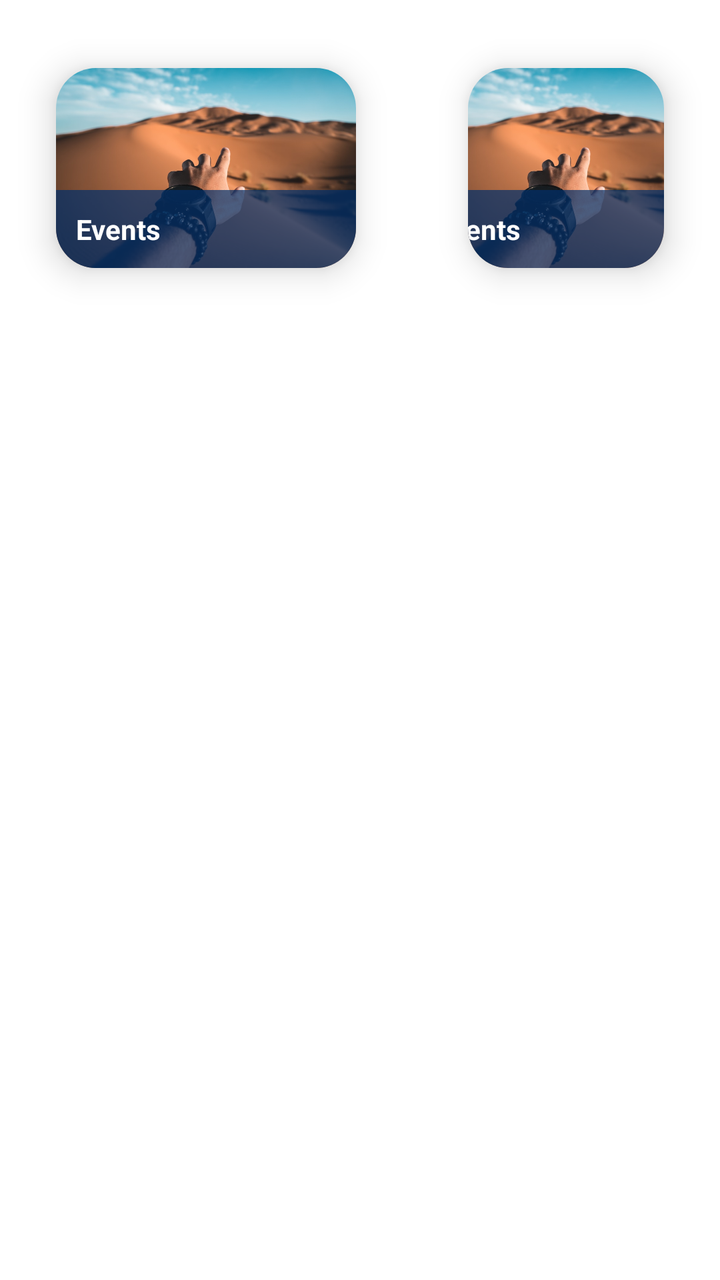
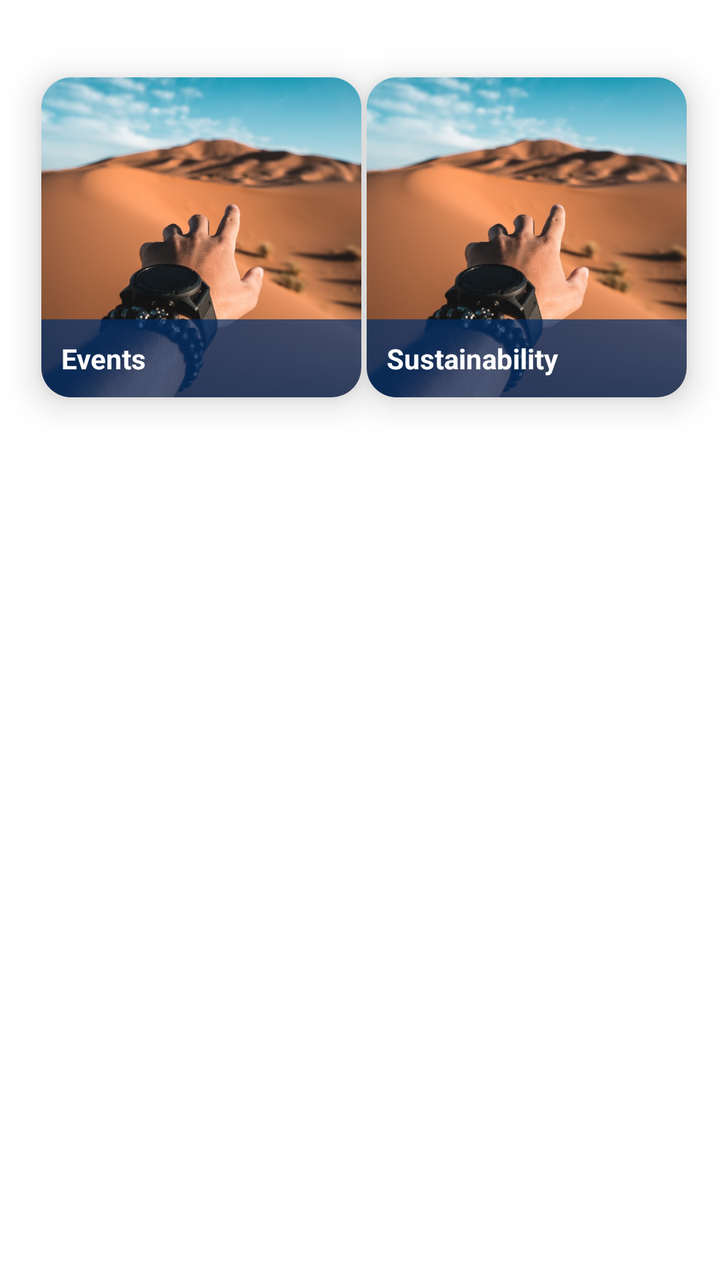

Two renders of the same Android screen: before a commit and after it. Below are the layout's source before the change and the commit's diff.
<!-- AndroidManifest.xml: application theme Theme.CampusGuidebookTemplate -->
<!-- res/layout/fragment_home.xml -->
<?xml version="1.0" encoding="utf-8"?>
<LinearLayout xmlns:android="http://schemas.android.com/apk/res/android"
    xmlns:app="http://schemas.android.com/apk/res-auto"
    xmlns:tools="http://schemas.android.com/tools"
    android:layout_width="match_parent"
    android:layout_height="match_parent"
    tools:context=".ui.home.HomeFragment">

    <androidx.cardview.widget.CardView
        android:layout_width="wrap_content"
        android:layout_height="wrap_content"
        app:cardElevation="10dp"
        app:cardCornerRadius="20dp"
        android:layout_margin="10dp"
        app:cardBackgroundColor="@color/white"
        app:cardMaxElevation="12dp"
        app:cardPreventCornerOverlap="true"
        app:cardUseCompatPadding="true">
            <ImageView
                android:layout_width="150dp"
                android:layout_height="100dp"
                android:src="@drawable/img"
                android:layout_gravity="center"/>

        <TextView
            android:layout_width="150dp"
            android:layout_height="wrap_content"
            android:layout_gravity="bottom|center_horizontal"
            android:background="#B3002F6C"
            android:padding="10dp"
            android:text="Events"
            android:textColor="@color/white"
            android:textStyle="bold" />
    </androidx.cardview.widget.CardView>
    <androidx.cardview.widget.CardView
        android:layout_width="wrap_content"
        android:layout_height="wrap_content"
        app:cardElevation="10dp"
        app:cardCornerRadius="20dp"
        android:layout_margin="10dp"
        app:cardBackgroundColor="@color/white"
        app:cardMaxElevation="12dp"
        app:cardPreventCornerOverlap="true"
        app:cardUseCompatPadding="true">
        <ImageView
            android:layout_width="150dp"
            android:layout_height="100dp"
            android:src="@drawable/img"
            android:layout_gravity="center"/>

        <TextView
            android:layout_width="150dp"
            android:layout_height="wrap_content"
            android:layout_gravity="bottom|center_horizontal"
            android:background="#B3002F6C"
            android:padding="10dp"
            android:text="Events"
            android:textColor="@color/white"
            android:textStyle="bold" />
    </androidx.cardview.widget.CardView>
</LinearLayout>
<!-- resources referenced by this layout -->
<resources>
  <color name="white">#FFFFFFFF</color>
  <!-- drawable img: png bitmap (drawable-v24, 662132 bytes) -->
  <style name="Theme.CampusGuidebookTemplate" parent="Theme.MaterialComponents.DayNight.DarkActionBar">
          
          <item name="colorPrimary">@color/purple_500</item>
          <item name="colorPrimaryVariant">@color/purple_700</item>
          <item name="colorOnPrimary">@color/white</item>
          
          <item name="colorSecondary">@color/teal_200</item>
          <item name="colorSecondaryVariant">@color/teal_700</item>
          <item name="colorOnSecondary">@color/black</item>
          
          <item name="android:statusBarColor" tools:targetApi="l">?attr/colorPrimaryVariant</item>
          
      </style>
  <color name="purple_500">#FF6200EE</color>
  <color name="purple_700">#FF3700B3</color>
  <color name="teal_200">#FF03DAC5</color>
  <color name="teal_700">#FF018786</color>
  <color name="black">#FF000000</color>
</resources>

<!-- the commit's change to res/layout/fragment_home.xml (unified diff, before → after) -->
@@ -6,56 +6,74 @@
     android:layout_height="match_parent"
     tools:context=".ui.home.HomeFragment">
 
-    <androidx.cardview.widget.CardView
-        android:layout_width="wrap_content"
-        android:layout_height="wrap_content"
-        app:cardElevation="10dp"
-        app:cardCornerRadius="20dp"
-        android:layout_margin="10dp"
-        app:cardBackgroundColor="@color/white"
-        app:cardMaxElevation="12dp"
-        app:cardPreventCornerOverlap="true"
-        app:cardUseCompatPadding="true">
+    <androidx.constraintlayout.widget.ConstraintLayout
+        android:layout_width="match_parent"
+        android:layout_height="match_parent">
+
+        <androidx.cardview.widget.CardView
+            android:id="@+id/cardView6"
+            android:layout_width="wrap_content"
+            android:layout_height="wrap_content"
+            android:layout_marginStart="4dp"
+            android:layout_marginTop="16dp"
+            app:cardBackgroundColor="@color/white"
+            app:cardCornerRadius="15dp"
+            app:cardElevation="10dp"
+            app:cardMaxElevation="12dp"
+            app:cardPreventCornerOverlap="true"
+            app:cardUseCompatPadding="true"
+            app:layout_constraintStart_toStartOf="parent"
+            app:layout_constraintTop_toTopOf="parent">
+
             <ImageView
-                android:layout_width="150dp"
-                android:layout_height="100dp"
-                android:src="@drawable/img"
-                android:layout_gravity="center"/>
+                android:layout_width="160dp"
+                android:layout_height="160dp"
+                android:layout_gravity="center"
+                android:scaleType="centerCrop"
+                android:src="@drawable/img" />
 
-        <TextView
-            android:layout_width="150dp"
+            <TextView
+                android:layout_width="160dp"
+                android:layout_height="wrap_content"
+                android:layout_gravity="bottom|center_horizontal"
+                android:background="#B3002F6C"
+                android:padding="10dp"
+                android:text="Events"
+                android:textColor="@color/white"
+                android:textStyle="bold" />
+        </androidx.cardview.widget.CardView>
+
+        <androidx.cardview.widget.CardView
+            android:id="@+id/cardView5"
+            android:layout_width="wrap_content"
             android:layout_height="wrap_content"
-            android:layout_gravity="bottom|center_horizontal"
-            android:background="#B3002F6C"
-            android:padding="10dp"
-            android:text="Events"
-            android:textColor="@color/white"
-            android:textStyle="bold" />
-    </androidx.cardview.widget.CardView>
-    <androidx.cardview.widget.CardView
-        android:layout_width="wrap_content"
-        android:layout_height="wrap_content"
-        app:cardElevation="10dp"
-        app:cardCornerRadius="20dp"
-        android:layout_margin="10dp"
-        app:cardBackgroundColor="@color/white"
-        app:cardMaxElevation="12dp"
-        app:cardPreventCornerOverlap="true"
-        app:cardUseCompatPadding="true">
-        <ImageView
-            android:layout_width="150dp"
-            android:layout_height="100dp"
-            android:src="@drawable/img"
-            android:layout_gravity="center"/>
+            app:cardBackgroundColor="@color/white"
+            app:cardCornerRadius="15dp"
+            app:cardElevation="10dp"
+            app:cardMaxElevation="12dp"
+            app:cardPreventCornerOverlap="true"
+            app:cardUseCompatPadding="true"
+            app:layout_constraintEnd_toEndOf="parent"
+            app:layout_constraintHorizontal_bias="1.0"
+            app:layout_constraintStart_toEndOf="@+id/cardView6"
+            app:layout_constraintTop_toTopOf="@+id/cardView6">
 
-        <TextView
-            android:layout_width="150dp"
-            android:layout_height="wrap_content"
-            android:layout_gravity="bottom|center_horizontal"
-            android:background="#B3002F6C"
-            android:padding="10dp"
-            android:text="Events"
-            android:textColor="@color/white"
-            android:textStyle="bold" />
-    </androidx.cardview.widget.CardView>
+            <ImageView
+                android:layout_width="160dp"
+                android:layout_height="160dp"
+                android:layout_gravity="center"
+                android:scaleType="centerCrop"
+                android:src="@drawable/img" />
+
+            <TextView
+                android:layout_width="160dp"
+                android:layout_height="wrap_content"
+                android:layout_gravity="bottom|center_horizontal"
+                android:background="#B3002F6C"
+                android:padding="10dp"
+                android:text="Sustainability"
+                android:textColor="@color/white"
+                android:textStyle="bold" />
+        </androidx.cardview.widget.CardView>
+    </androidx.constraintlayout.widget.ConstraintLayout>
 </LinearLayout>
